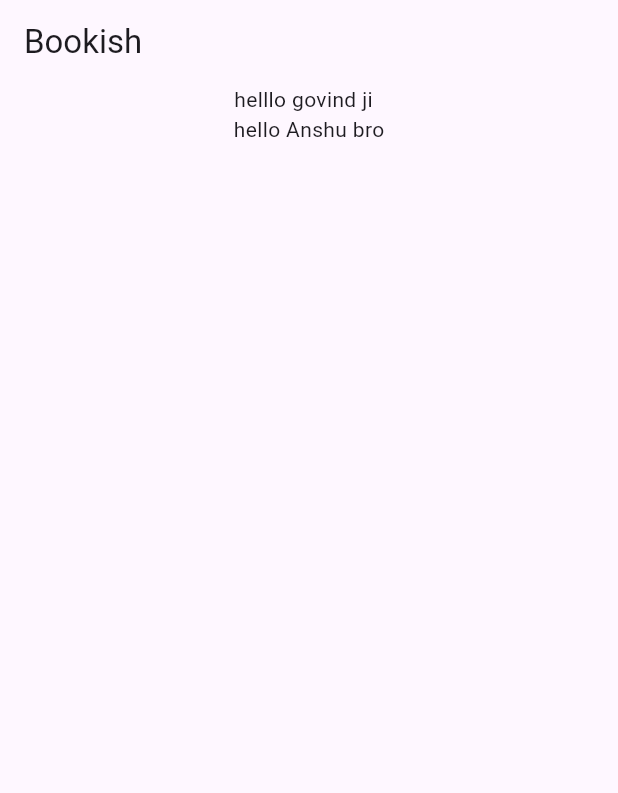
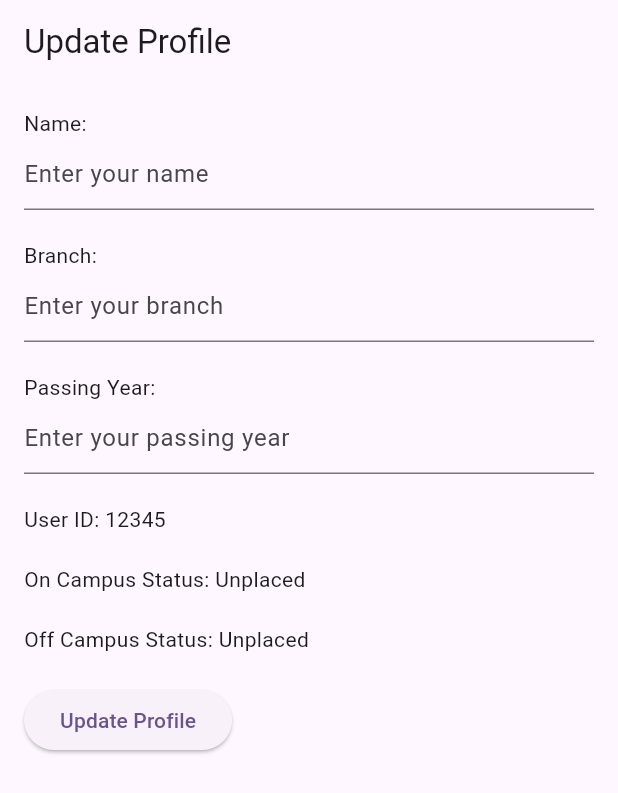
Before and after one commit to Shivam-043/placed, a Flutter app: the screen it shows after launch, on a phone screen of 412 x 824 dp. Shown: the top 793 px of the screen. Run offline on Flutter 3.47's test engine with Material 3 defaults, Android fonts, the phone set to English and light mode, and no system bars; our stand-ins replace firebase_core; accounts and stored records are empty.

Commit message:
working on update profie page

```diff
--- a/lib/main.dart
+++ b/lib/main.dart
@@ -1,9 +1,12 @@
+import 'package:flutter/cupertino.dart';
 import 'package:flutter/material.dart';
 import 'package:firebase_core/firebase_core.dart';
+import 'package:flutter/widgets.dart';
+import 'package:placed/mvvm/views/ProfileUpdate/updateProfile.dart';
 
 void main() async {
   WidgetsFlutterBinding.ensureInitialized();
-  await Firebase.initializeApp();
+  // await Firebase.initializeApp();
   runApp(const MyApp());
 }
 
@@ -14,19 +17,23 @@ class MyApp extends StatelessWidget {
   @override
   Widget build(BuildContext context) {
     return MaterialApp(
-      title: 'Flutter Demo',
-      theme: ThemeData(
-        colorScheme: ColorScheme.fromSeed(seedColor: Colors.deepPurple),
-        useMaterial3: true,
-      ),
-      home: Scaffold(
-        appBar: AppBar(title: Text('Bookish')),
-        body: Center(
-          child: Column(
-            children: [Text("helllo govind ji  "), Text("hello Anshu bro")],
-          ),
+        title: 'Flutter Demo',
+        theme: ThemeData(
+          colorScheme: ColorScheme.fromSeed(seedColor: Colors.deepPurple),
+          useMaterial3: true,
         ),
-      ),
-    );
+        home: UpdateProfilePage()
+        // TextButton(
+        //   onPressed: () {
+        //     print("hello ");
+        //     Navigator.push(
+        //       context,
+        //       MaterialPageRoute(builder: (context) => UpdateProfilePage()),
+        //     );
+        //   },
+        //   child: Text("Update Profile"),
+        // )
+
+        );
   }
 }
--- /dev/null
+++ b/lib/mvvm/views/ProfileUpdate/updateProfile.dart
@@ -0,0 +1,125 @@
+import 'package:flutter/material.dart';
+
+class UpdateProfilePage extends StatefulWidget {
+  const UpdateProfilePage({Key? key}) : super(key: key);
+
+  @override
+  _UpdateProfilePageState createState() => _UpdateProfilePageState();
+}
+
+class _UpdateProfilePageState extends State<UpdateProfilePage> {
+  // Editable form fields
+  TextEditingController _nameController = TextEditingController();
+  TextEditingController _branchController = TextEditingController();
+  TextEditingController _passingYearController = TextEditingController();
+  TextEditingController _rollNumberController = TextEditingController();
+  TextEditingController _sectionController = TextEditingController();
+  TextEditingController _subsectionController = TextEditingController();
+  TextEditingController _resumeController = TextEditingController();
+  TextEditingController _currentCgpaController = TextEditingController();
+  TextEditingController _skillsController = TextEditingController();
+  TextEditingController _emailController = TextEditingController();
+  TextEditingController _mobileNumberController = TextEditingController();
+  TextEditingController _addressController = TextEditingController();
+
+  // Non-editable fields
+  String _userId = "12345"; // Replace with user-specific data
+  String _onCampusStatus = "Unplaced"; // Replace with user-specific data
+  String _offCampusStatus = "Unplaced"; // Replace with user-specific data
+
+  // Function to handle updating profile
+  void _updateProfile() {
+    // Implement your logic to update the profile using the entered data
+    String updatedName = _nameController.text;
+    String updatedBranch = _branchController.text;
+    String updatedPassingYear = _passingYearController.text;
+    String updatedRollNumber = _rollNumberController.text;
+    String updatedSection = _sectionController.text;
+    String updatedSubsection = _subsectionController.text;
+    String updatedResume = _resumeController.text;
+    String updatedCurrentCgpa = _currentCgpaController.text;
+    String updatedSkills = _skillsController.text;
+    String updatedEmail = _emailController.text;
+    String updatedMobileNumber = _mobileNumberController.text;
+    String updatedAddress = _addressController.text;
+
+    // Print or use the updated data as per your requirements
+    print('Updated Name: $updatedName');
+    print('Updated Branch: $updatedBranch');
+    print('Updated Passing Year: $updatedPassingYear');
+    print('Updated Roll Number: $updatedRollNumber');
+    print('Updated Section: $updatedSection');
+    print('Updated Subsection: $updatedSubsection');
+    print('Updated Resume: $updatedResume');
+    print('Updated Current CGPA: $updatedCurrentCgpa');
+    print('Updated Skills: $updatedSkills');
+    print('Updated Email: $updatedEmail');
+    print('Updated Mobile Number: $updatedMobileNumber');
+    print('Updated Address: $updatedAddress');
+
+    // You can add further logic to save the data to your backend or update state.
+  }
+
+  @override
+  Widget build(BuildContext context) {
+    return Scaffold(
+      appBar: AppBar(
+        title: Text('Update Profile'),
+      ),
+      body: Padding(
+        padding: const EdgeInsets.all(16.0),
+        child: SingleChildScrollView(
+          child: Column(
+            crossAxisAlignment: CrossAxisAlignment.start,
+            children: [
+              Text('Name:'),
+              TextField(
+                controller: _nameController,
+                decoration: InputDecoration(
+                  hintText: 'Enter your name',
+                ),
+              ),
+              SizedBox(height: 20),
+              Text('Branch:'),
+              TextField(
+                controller: _branchController,
+                decoration: InputDecoration(
+                  hintText: 'Enter your branch',
+                ),
+              ),
+              SizedBox(height: 20),
+              Text('Passing Year:'),
+              TextField(
+                controller: _passingYearController,
+                decoration: InputDecoration(
+                  hintText: 'Enter your passing year',
+                ),
+              ),
+              // Add similar code for other editable fields
+
+              // Non-editable fields
+              SizedBox(height: 20),
+              Text('User ID: $_userId'),
+              SizedBox(height: 20),
+              Text('On Campus Status: $_onCampusStatus'),
+              SizedBox(height: 20),
+              Text('Off Campus Status: $_offCampusStatus'),
+
+              SizedBox(height: 20),
+              ElevatedButton(
+                onPressed: _updateProfile,
+                child: Text('Update Profile'),
+              ),
+            ],
+          ),
+        ),
+      ),
+    );
+  }
+}
+
+void main() {
+  runApp(MaterialApp(
+    home: UpdateProfilePage(),
+  ));
+}
```
Also changed, not shown: 1 other file.
